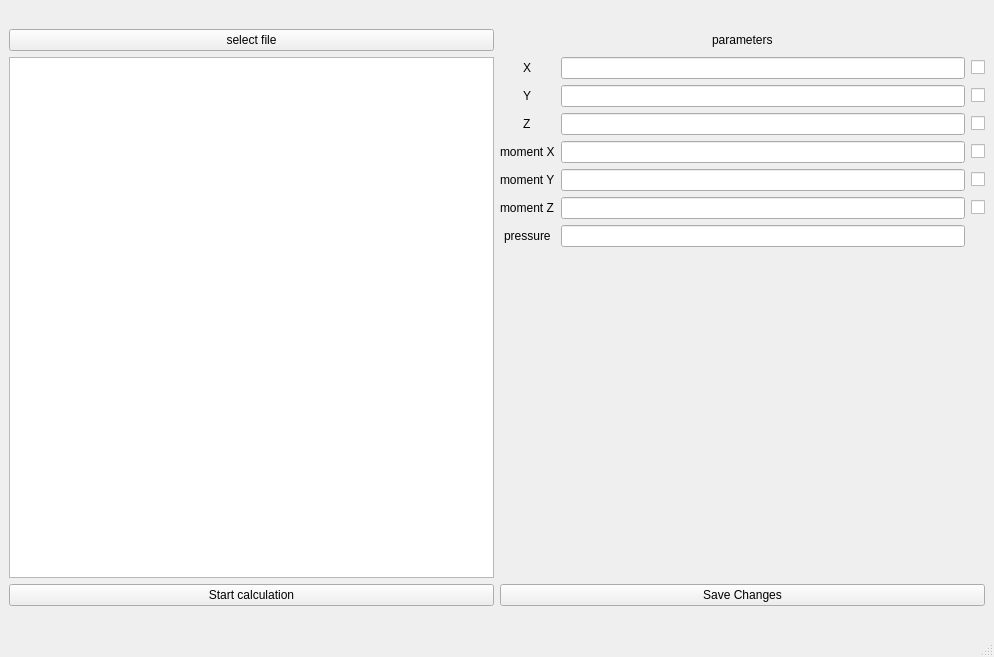
X-Vi-Zord/fidesys_load_mamnager, file mainwindow.ui: the form before one commit.
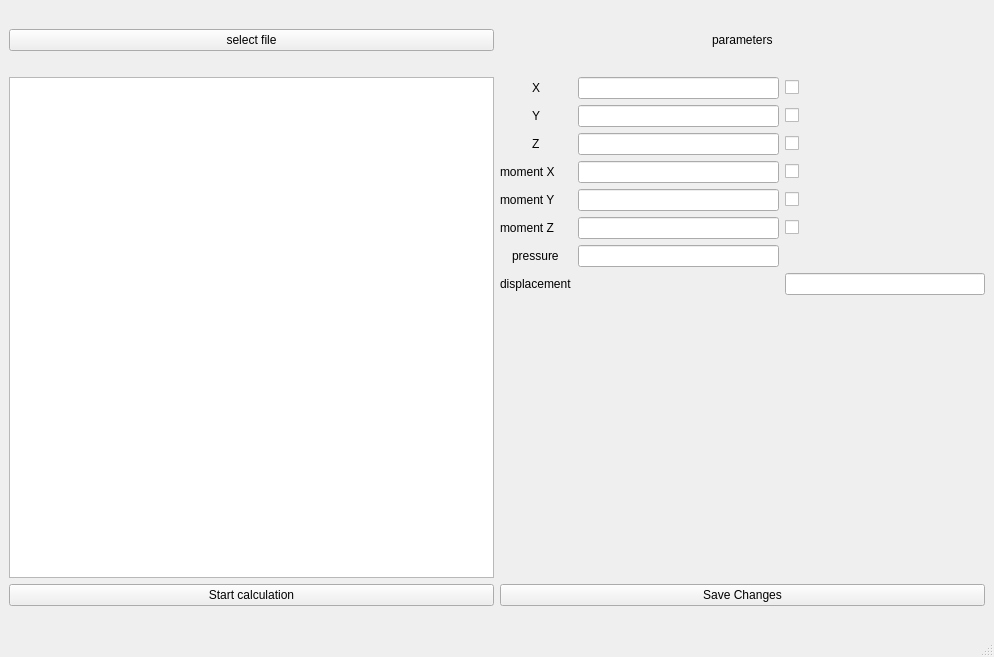
The form after the commit.

```diff
--- a/mainwindow.ui
+++ b/mainwindow.ui
@@ -19,16 +19,6 @@
      <layout class="QVBoxLayout" name="verticalLayout">
       <item>
        <layout class="QGridLayout" name="gridLayout_2">
-        <item row="2" column="0">
-         <widget class="QTreeView" name="treeView">
-          <property name="minimumSize">
-           <size>
-            <width>326</width>
-            <height>0</height>
-           </size>
-          </property>
-         </widget>
-        </item>
         <item row="1" column="1" alignment="Qt::AlignmentFlag::AlignHCenter">
          <widget class="QLabel" name="parameters">
           <property name="text">
@@ -36,10 +26,17 @@
           </property>
          </widget>
         </item>
-        <item row="3" column="1">
+        <item row="4" column="0" alignment="Qt::AlignmentFlag::AlignTop">
+         <widget class="QPushButton" name="Start_Bm">
+          <property name="text">
+           <string>Start calculation</string>
+          </property>
+         </widget>
+        </item>
+        <item row="4" column="1">
          <layout class="QVBoxLayout" name="verticalLayout_3">
           <item>
-           <widget class="QPushButton" name="Save">
+           <widget class="QPushButton" name="Save_Bm">
             <property name="text">
              <string>Save Changes</string>
             </property>
@@ -60,152 +57,172 @@
           </item>
          </layout>
         </item>
-        <item row="3" column="0" alignment="Qt::AlignmentFlag::AlignTop">
-         <widget class="QPushButton" name="Start">
+        <item row="1" column="0">
+         <widget class="QPushButton" name="find_file_Bm">
+          <property name="minimumSize">
+           <size>
+            <width>270</width>
+            <height>0</height>
+           </size>
+          </property>
           <property name="text">
-           <string>Start calculation</string>
+           <string>select file</string>
           </property>
          </widget>
         </item>
-        <item row="2" column="1">
+        <item row="3" column="1">
          <layout class="QGridLayout" name="gridLayout">
-          <item row="5" column="2">
-           <widget class="QCheckBox" name="fl_6">
+          <item row="2" column="2">
+           <widget class="QCheckBox" name="z_ChBx">
             <property name="text">
              <string/>
             </property>
            </widget>
           </item>
-          <item row="0" column="0" alignment="Qt::AlignmentFlag::AlignHCenter">
-           <widget class="QLabel" name="com_1">
-            <property name="text">
-             <string>X</string>
-            </property>
-           </widget>
-          </item>
-          <item row="1" column="2">
-           <widget class="QCheckBox" name="fl_2">
-            <property name="text">
-             <string/>
-            </property>
-           </widget>
-          </item>
-          <item row="4" column="2">
-           <widget class="QCheckBox" name="fl_5">
-            <property name="text">
-             <string/>
-            </property>
-           </widget>
-          </item>
-          <item row="3" column="1">
-           <widget class="QLineEdit" name="arg_4"/>
-          </item>
-          <item row="7" column="1">
-           <spacer name="verticalSpacer">
-            <property name="orientation">
-             <enum>Qt::Orientation::Vertical</enum>
-            </property>
-            <property name="sizeHint" stdset="0">
-             <size>
-              <width>20</width>
-              <height>40</height>
-             </size>
-            </property>
-           </spacer>
-          </item>
           <item row="1" column="1">
-           <widget class="QLineEdit" name="arg_2"/>
-          </item>
-          <item row="5" column="0">
-           <widget class="QLabel" name="com_6">
-            <property name="text">
-             <string>moment Z</string>
-            </property>
-           </widget>
-          </item>
-          <item row="0" column="2">
-           <widget class="QCheckBox" name="fl_1">
-            <property name="text">
-             <string/>
-            </property>
-           </widget>
+           <widget class="QLineEdit" name="y_le"/>
           </item>
           <item row="2" column="0" alignment="Qt::AlignmentFlag::AlignHCenter">
-           <widget class="QLabel" name="com_3">
+           <widget class="QLabel" name="z_lbl">
             <property name="text">
              <string>Z</string>
             </property>
            </widget>
           </item>
           <item row="4" column="0">
-           <widget class="QLabel" name="com_5">
+           <widget class="QLabel" name="Mom_y_lbl">
             <property name="text">
              <string>moment Y</string>
             </property>
            </widget>
           </item>
-          <item row="2" column="2">
-           <widget class="QCheckBox" name="fl_3">
+          <item row="5" column="0">
+           <widget class="QLabel" name="Mom_z_lbl">
             <property name="text">
+             <string>moment Z</string>
+            </property>
+           </widget>
+          </item>
+          <item row="3" column="2">
+           <widget class="QCheckBox" name="Mom_x_ChBx">
+            <property name="text">
              <string/>
             </property>
            </widget>
           </item>
-          <item row="0" column="1">
-           <widget class="QLineEdit" name="arg_1"/>
+          <item row="8" column="1">
+           <spacer name="verticalSpacer">
+            <property name="orientation">
+             <enum>Qt::Orientation::Vertical</enum>
+            </property>
+            <property name="sizeHint" stdset="0">
+             <size>
+              <width>20</width>
+              <height>40</height>
+             </size>
+            </property>
+           </spacer>
           </item>
-          <item row="6" column="1">
-           <widget class="QLineEdit" name="arg_pressure"/>
+          <item row="5" column="2">
+           <widget class="QCheckBox" name="Mom_z_CheBx">
+            <property name="text">
+             <string/>
+            </property>
+           </widget>
           </item>
           <item row="5" column="1">
-           <widget class="QLineEdit" name="arg_6"/>
+           <widget class="QLineEdit" name="Mom_z_le"/>
+          </item>
+          <item row="6" column="1">
+           <widget class="QLineEdit" name="pres_le"/>
           </item>
           <item row="3" column="0">
-           <widget class="QLabel" name="com_4">
+           <widget class="QLabel" name="Mom_x_lbl">
             <property name="text">
              <string>moment X</string>
             </property>
            </widget>
           </item>
+          <item row="3" column="1">
+           <widget class="QLineEdit" name="Mom_x_le"/>
+          </item>
+          <item row="0" column="0" alignment="Qt::AlignmentFlag::AlignHCenter">
+           <widget class="QLabel" name="x_lbl">
+            <property name="text">
+             <string>X</string>
+            </property>
+           </widget>
+          </item>
+          <item row="1" column="0" alignment="Qt::AlignmentFlag::AlignHCenter">
+           <widget class="QLabel" name="y_lbl">
+            <property name="text">
+             <string>Y</string>
+            </property>
+           </widget>
+          </item>
           <item row="6" column="0" alignment="Qt::AlignmentFlag::AlignHCenter">
-           <widget class="QLabel" name="com_7">
+           <widget class="QLabel" name="pres_lbl">
             <property name="text">
              <string>pressure</string>
             </property>
            </widget>
           </item>
+          <item row="0" column="1">
+           <widget class="QLineEdit" name="x_le"/>
+          </item>
           <item row="4" column="1">
-           <widget class="QLineEdit" name="arg_5"/>
+           <widget class="QLineEdit" name="Mom_y_le"/>
           </item>
           <item row="2" column="1">
-           <widget class="QLineEdit" name="arg_3"/>
+           <widget class="QLineEdit" name="z_le"/>
           </item>
-          <item row="3" column="2">
-           <widget class="QCheckBox" name="fl_4">
+          <item row="4" column="2">
+           <widget class="QCheckBox" name="Mom_y_ChBx">
             <property name="text">
              <string/>
             </property>
            </widget>
           </item>
-          <item row="1" column="0" alignment="Qt::AlignmentFlag::AlignHCenter">
-           <widget class="QLabel" name="com_2">
+          <item row="1" column="2">
+           <widget class="QCheckBox" name="y_ChBx">
             <property name="text">
-             <string>Y</string>
+             <string/>
             </property>
            </widget>
           </item>
+          <item row="0" column="2">
+           <widget class="QCheckBox" name="x_ChBx">
+            <property name="text">
+             <string/>
+            </property>
+           </widget>
+          </item>
+          <item row="7" column="0">
+           <widget class="QLabel" name="displ_nt_lbl">
+            <property name="text">
+             <string>displacement</string>
+            </property>
+           </widget>
+          </item>
+          <item row="7" column="2">
+           <widget class="QLineEdit" name="displ_nt_le"/>
+          </item>
          </layout>
         </item>
-        <item row="1" column="0">
-         <widget class="QPushButton" name="pushButton">
+        <item row="3" column="0">
+         <widget class="QTreeView" name="treeView">
           <property name="minimumSize">
            <size>
-            <width>270</width>
+            <width>326</width>
             <height>0</height>
            </size>
           </property>
+         </widget>
+        </item>
+        <item row="2" column="0">
+         <widget class="QLabel" name="filename_lbl">
           <property name="text">
-           <string>select file</string>
+           <string/>
           </property>
          </widget>
         </item>
```
